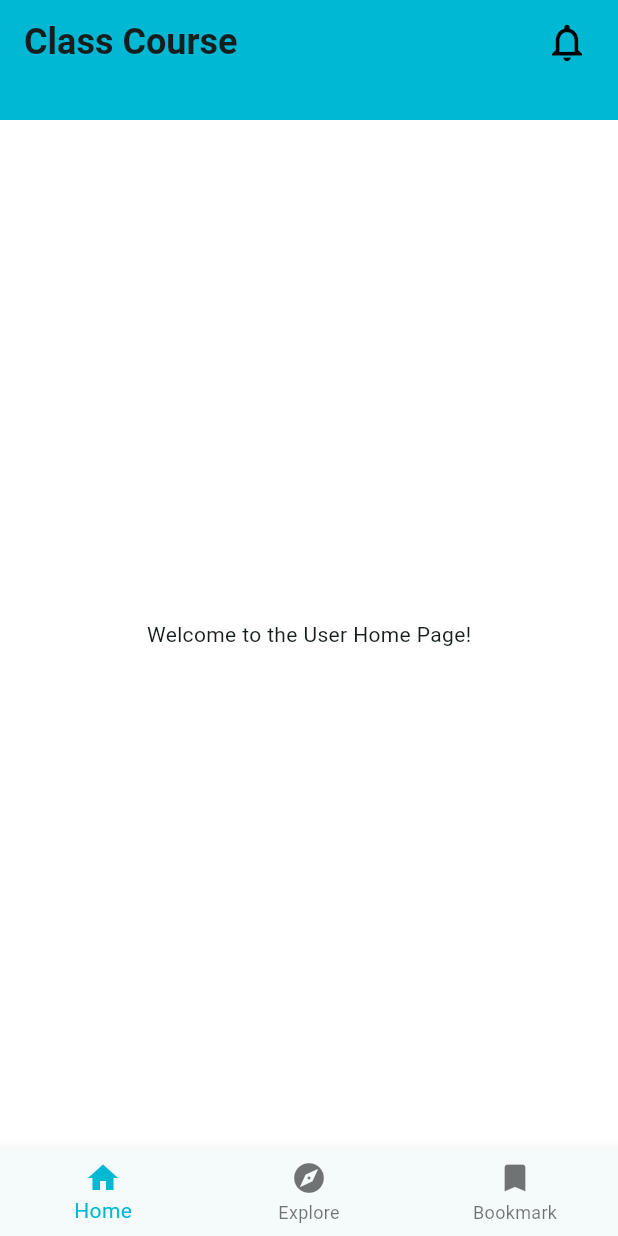
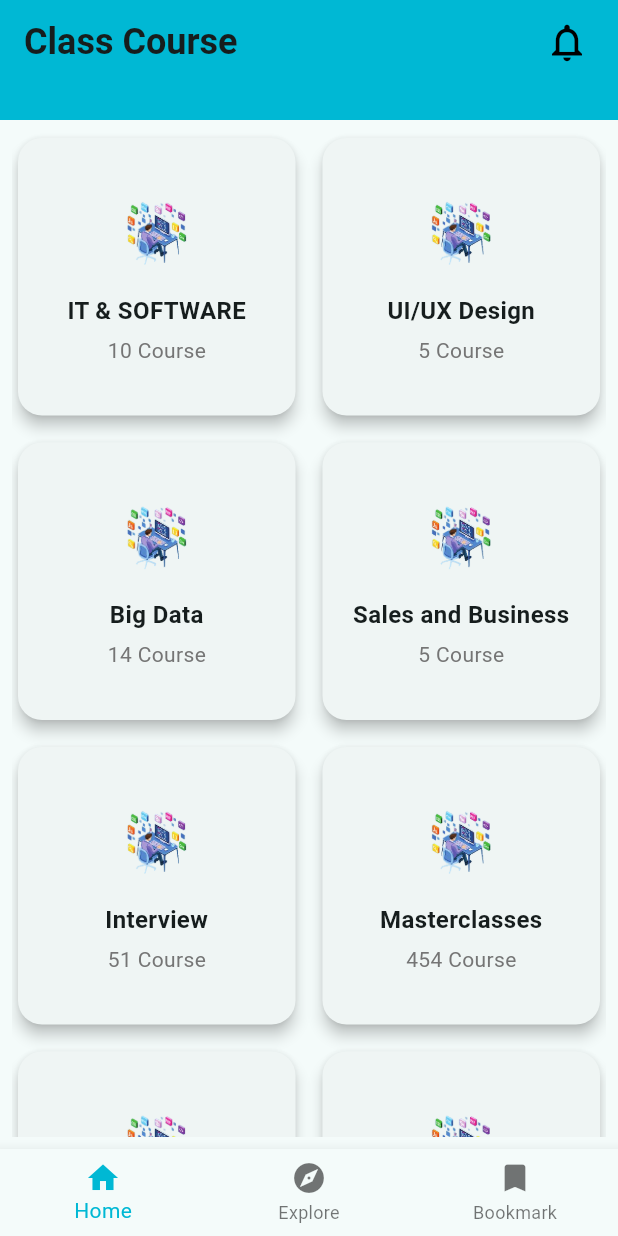
Before and after one commit to difmo/coursera, a Flutter app: the screen it shows after launch, on a phone screen of 412 x 824 dp. Run offline on Flutter 3.47's test engine with Material 3 defaults, Android fonts, the phone set to English and light mode, and no system bars.

Commit message:
created page

```diff
--- a/lib/Pages/Book_mark.dart
+++ b/lib/Pages/Book_mark.dart
@@ -46,4 +46,3 @@ class _BookMarkPageState extends State<BookMarkPage> {
     );
   }
 }
-// ';dl;'
--- a/lib/Pages/User_home_page.dart
+++ b/lib/Pages/User_home_page.dart
@@ -1,5 +1,6 @@
 import 'package:coursera/configration/App_colors.dart';
 import 'package:flutter/material.dart';
+import '../View/Grid_View.dart';
 
 class UserHomePage extends StatefulWidget {
   const UserHomePage({super.key});
@@ -42,7 +43,7 @@ class _UserHomePageState extends State<UserHomePage> {
       ),
       backgroundColor: Colors.white,
       body: Center(
-        child: Text('Welcome to the User Home Page!'),
+        child: CourseGridPage(),
       ),
     );
   }
--- /dev/null
+++ b/lib/View/Grid_View.dart
@@ -0,0 +1,112 @@
+import 'package:flutter/material.dart';
+import '../component/All_Course_Card.dart';
+import 'course_list_view.dart';
+
+class CourseGridPage extends StatelessWidget {
+  final List<Map<String, String>> courses = [
+    {
+      'image': 'assets/images/images-removebg-preview.png',
+      'title': 'IT & SOFTWARE',
+      'count': '10',
+    },
+    {
+      'image': 'assets/images/images-removebg-preview.png',
+      'title': 'UI/UX Design',
+      'count': '5',
+    },
+    {
+      'image': 'assets/images/images-removebg-preview.png',
+      'title': 'Big Data',
+      'count': '14',
+    },
+    {
+      'image': 'assets/images/images-removebg-preview.png',
+      'title': 'Sales and Business',
+      'count': '5',
+    },
+    {
+      'image': 'assets/images/images-removebg-preview.png',
+      'title': 'Interview',
+      'count': '51',
+    },
+    {
+      'image': 'assets/images/images-removebg-preview.png',
+      'title': 'Masterclasses',
+      'count': '454',
+    },
+    {
+      'image': 'assets/images/images-removebg-preview.png',
+      'title': 'Sales and Business',
+      'count': '5',
+    },
+    {
+      'image': 'assets/images/images-removebg-preview.png',
+      'title': 'Sales and Business',
+      'count': '5',
+    },
+    {
+      'image': 'assets/images/images-removebg-preview.png',
+      'title': 'Sales and Business',
+      'count': '5',
+    },
+    {
+      'image': 'assets/images/images-removebg-preview.png',
+      'title': 'Sales and Business',
+      'count': '5',
+    },
+    {
+      'image': 'assets/images/images-removebg-preview.png',
+      'title': 'Sales and Business',
+      'count': '5',
+    },
+    {
+      'image': 'assets/images/images-removebg-preview.png',
+      'title': 'Sales and Business',
+      'count': '5',
+    },
+    {
+      'image': 'assets/images/images-removebg-preview.png',
+      'title': 'Sales and Business',
+      'count': '5',
+    },
+    {
+      'image': 'assets/images/images-removebg-preview.png',
+      'title': 'Sales and Business',
+      'count': '5',
+    },
+  ];
+
+  @override
+  Widget build(BuildContext context) {
+    return Scaffold(
+      body: Padding(
+        padding: const EdgeInsets.all(8.0),
+        child: GridView.builder(
+          gridDelegate: SliverGridDelegateWithFixedCrossAxisCount(
+            crossAxisCount: 2,
+            crossAxisSpacing: 10,
+            mainAxisSpacing: 10,
+          ),
+          itemCount: courses.length,
+          itemBuilder: (context, index) {
+            return CourseCard(
+              imagePath: courses[index]['image']!,
+              title: courses[index]['title']!,
+              courseCount: courses[index]['count']!,
+              onTap: () => _handleCardClick(context, courses[index]),
+            );
+          },
+        ),
+      ),
+    );
+  }
+
+  void _handleCardClick(BuildContext context, Map<String, String> course) {
+    Navigator.push(
+      context,
+      MaterialPageRoute(
+        builder: (context) => CourseListPage(title: course['title']!),
+      ),
+    );
+  }
+}
--- /dev/null
+++ b/lib/component/All_Course_Card.dart
@@ -0,0 +1,44 @@
+import 'package:flutter/material.dart';
+
+class CourseCard extends StatelessWidget {
+  final String imagePath;
+  final String title;
+  final String courseCount;
+  final VoidCallback onTap; // Callback function for click action
+
+  CourseCard({
+    required this.imagePath,
+    required this.title,
+    required this.courseCount,
+    required this.onTap,
+  });
+
+  @override
+  Widget build(BuildContext context) {
+    return InkWell(
+      onTap: onTap, // Handling click action
+      borderRadius: BorderRadius.circular(16),
+      child: Card(
+        shape: RoundedRectangleBorder(borderRadius: BorderRadius.circular(16)),
+        elevation: 4,
+        child: Column(
+          mainAxisAlignment: MainAxisAlignment.center,
+          children: [
+            Image.asset(imagePath, height: 60),
+            SizedBox(height: 10),
+            Text(
+              title,
+              style: TextStyle(fontSize: 16, fontWeight: FontWeight.bold),
+              textAlign: TextAlign.center,
+            ),
+            SizedBox(height: 5),
+            Text(
+              '$courseCount Course',
+              style: TextStyle(fontSize: 14, color: Colors.grey[600]),
+            ),
+          ],
+        ),
+      ),
+    );
+  }
+}
--- a/lib/roots/bottom_nav.dart
+++ b/lib/roots/bottom_nav.dart
@@ -25,7 +25,7 @@ class _BottomNavState extends State<BottomNav> {
       body: _selectedIndex == 0
           ? const UserHomePage()
           : _selectedIndex == 1
-          ? const ExplorePage()
+          ? ExplorePage()
           : _selectedIndex == 2
           ? const BookMarkPage()
           : const Center(
--- a/pubspec.yaml
+++ b/pubspec.yaml
@@ -59,9 +59,9 @@ flutter:
   uses-material-design: true
 
   # To add assets to your application, add an assets section, like this:
-  # assets:
-  #   - images/a_dot_burr.jpeg
-  #   - images/a_dot_ham.jpeg
+  assets:
+     - assets/images/
+#     - images/a_dot_ham.jpeg
 
   # An image asset can refer to one or more resolution-specific "variants", see
   # https://flutter.dev/to/resolution-aware-images
```
Also changed, not shown: lib/Pages/Explore.dart (+53 -38 lines), lib/Pages/details_page.dart (added, +27 -0 lines), lib/View/course_list_view.dart (added, +61 -0 lines), lib/component/course_detail_card.dart (added, +84 -0 lines), assets/images/images-removebg-preview.png (added).
